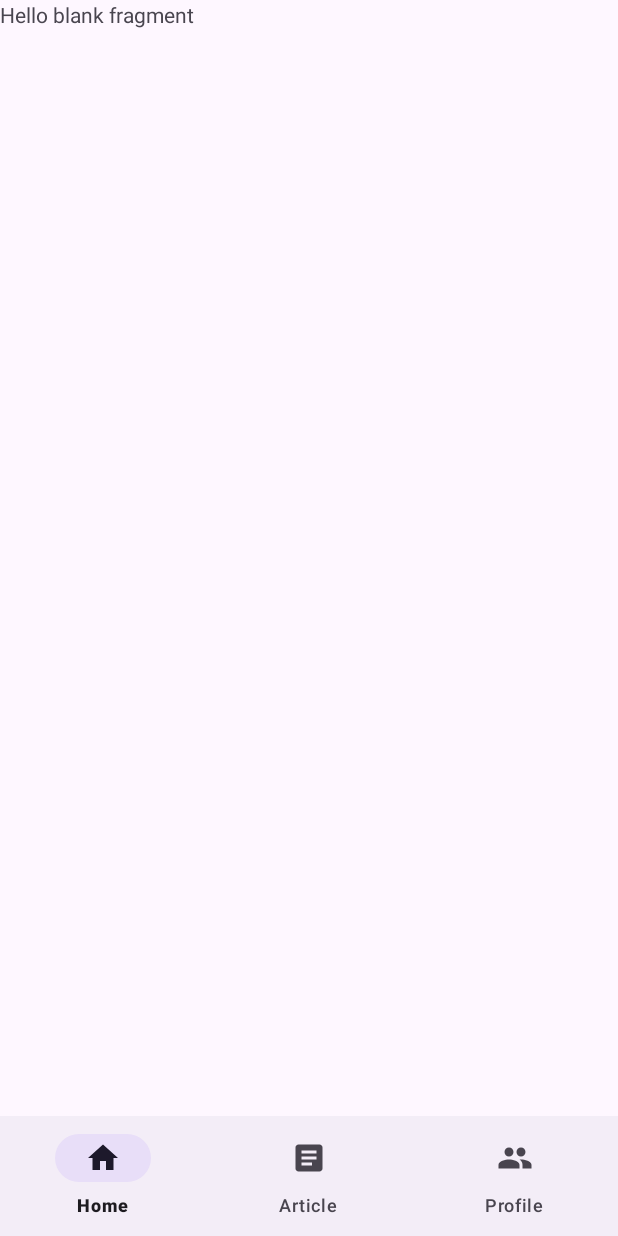
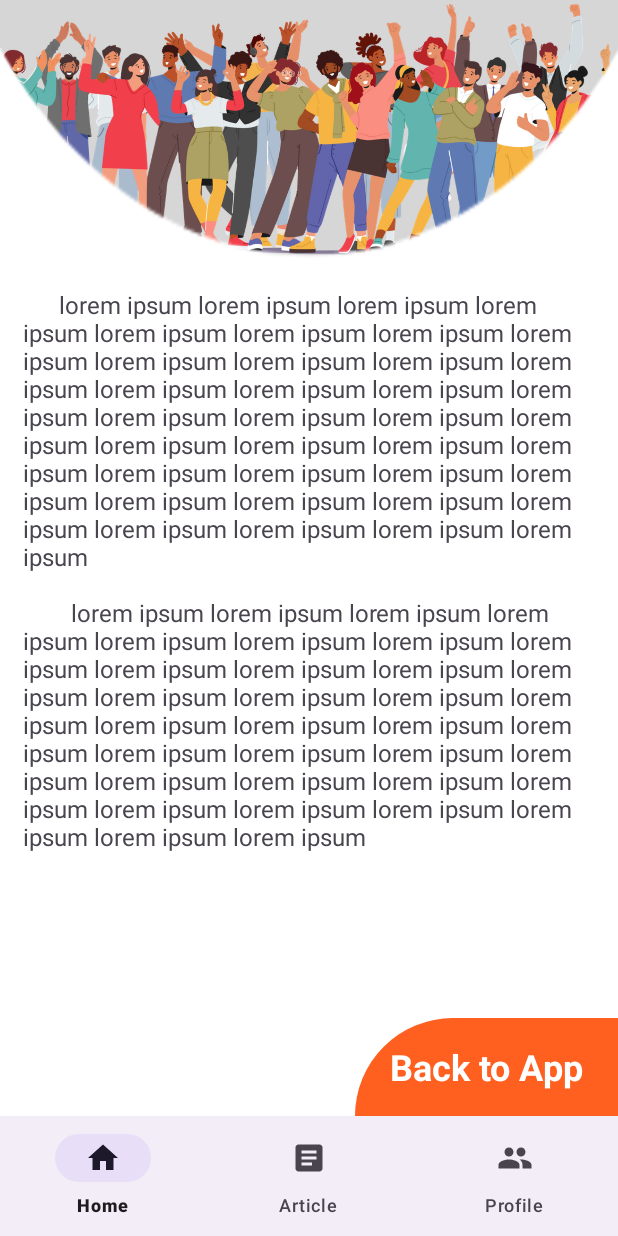
Before and after one commit to henrysalim/map-midterm-exam, an Android app: the AboutFragment screen opened through its navigation route, on a phone screen of 412 x 824 dp. Run offline under Robolectric (Android 15) with nearby library versions, the light colour scheme and no system bars; our stand-ins replace navigation-ui.

Commit message:
about us page 50% lah

```diff
--- a/app/src/main/java/com/example/midtermexam/AboutFragment.kt
+++ b/app/src/main/java/com/example/midtermexam/AboutFragment.kt
@@ -3,8 +3,10 @@ package com.example.midtermexam
 import android.os.Bundle
 import androidx.fragment.app.Fragment
 import android.view.LayoutInflater
+import android.view.MotionEvent
 import android.view.View
 import android.view.ViewGroup
+import androidx.navigation.fragment.findNavController
 
 // TODO: Rename parameter arguments, choose names that match
 // the fragment initialization parameters, e.g. ARG_ITEM_NUMBER
@@ -37,23 +39,26 @@ class AboutFragment : Fragment() {
         return inflater.inflate(R.layout.fragment_about, container, false)
     }
 
-    companion object {
-        /**
-         * Use this factory method to create a new instance of
-         * this fragment using the provided parameters.
-         *
-         * @param param1 Parameter 1.
-         * @param param2 Parameter 2.
-         * @return A new instance of fragment AboutFragment.
-         */
-        // TODO: Rename and change types and number of parameters
-        @JvmStatic
-        fun newInstance(param1: String, param2: String) =
-            AboutFragment().apply {
-                arguments = Bundle().apply {
-                    putString(ARG_PARAM1, param1)
-                    putString(ARG_PARAM2, param2)
-                }
+    override fun onViewCreated(view: View, savedInstanceState: Bundle?) {
+        super.onViewCreated(view, savedInstanceState)
+
+        val btnBack = view.findViewById<View>(R.id.abt_back)
+
+        addClickEffect(btnBack) {
+            findNavController().navigate(R.id.action_AboutFragment_to_ProfileFragment)
+        }
+
+    }
+
+    // efek klik biar tombol ada animasi kecil
+    private fun addClickEffect(view: View, onClick: () -> Unit) {
+        view.setOnTouchListener { v, event ->
+            when (event.action) {
+                MotionEvent.ACTION_DOWN -> v.animate().scaleX(0.97f).scaleY(0.97f).setDuration(100).start()
+                MotionEvent.ACTION_UP, MotionEvent.ACTION_CANCEL -> v.animate().scaleX(1f).scaleY(1f).setDuration(100).start()
             }
+            false
+        }
+        view.setOnClickListener { onClick() }
     }
 }
--- /dev/null
+++ b/app/src/main/res/drawable/orange_bg_corner.xml
@@ -0,0 +1,9 @@
+<?xml version="1.0" encoding="utf-8"?>
+<selector xmlns:android="http://schemas.android.com/apk/res/android">
+<item>
+    <shape android:shape="rectangle">
+        <solid android:color="#ff5f1f"></solid>
+        <corners android:topLeftRadius="100dp"></corners>
+    </shape>
+</item>
+</selector>
--- a/app/src/main/res/layout/fragment_about.xml
+++ b/app/src/main/res/layout/fragment_about.xml
@@ -1,14 +1,73 @@
 <?xml version="1.0" encoding="utf-8"?>
-<FrameLayout xmlns:android="http://schemas.android.com/apk/res/android"
+<androidx.constraintlayout.widget.ConstraintLayout xmlns:android="http://schemas.android.com/apk/res/android"
+    xmlns:app="http://schemas.android.com/apk/res-auto"
     xmlns:tools="http://schemas.android.com/tools"
     android:layout_width="match_parent"
     android:layout_height="match_parent"
+    android:background="#d7d6d7"
     tools:context=".AboutFragment">
 
-    <!-- TODO: Update blank fragment layout -->
+    <ImageView
+        android:id="@+id/imageView3"
+        android:layout_width="wrap_content"
+        android:layout_height="wrap_content"
+        android:layout_marginBottom="-280dp"
+        android:src="@drawable/happy_people"
+        app:layout_constraintBottom_toTopOf="@+id/imageView2"
+        app:layout_constraintEnd_toEndOf="parent"
+        app:layout_constraintStart_toStartOf="parent" />
+
+    <ImageView
+        android:id="@+id/imageView2"
+        android:layout_width="wrap_content"
+        android:layout_height="wrap_content"
+        android:src="@drawable/bottom_white"
+        app:layout_constraintBottom_toBottomOf="parent"
+        app:layout_constraintEnd_toEndOf="parent"
+        app:layout_constraintStart_toStartOf="parent" />
+
     <TextView
-        android:layout_width="match_parent"
-        android:layout_height="match_parent"
-        android:text="@string/hello_blank_fragment" />
+        android:id="@+id/aboutHeader"
+        android:layout_width="wrap_content"
+        android:layout_height="wrap_content"
+        android:layout_marginBottom="-50dp"
+        android:text="About Us"
+        android:textSize="34sp"
+        android:textStyle="bold"
+        app:layout_constraintBottom_toTopOf="@+id/imageView3"
+        app:layout_constraintEnd_toEndOf="parent"
+        app:layout_constraintStart_toStartOf="parent" />
 
-</FrameLayout>
+    <TextView
+        android:id="@+id/aboutDescription"
+        android:layout_width="381dp"
+        android:layout_height="450dp"
+        android:layout_marginStart="24dp"
+        android:layout_marginTop="-120dp"
+        android:layout_marginEnd="24dp"
+        android:text="      lorem ipsum lorem ipsum lorem ipsum lorem ipsum lorem ipsum lorem ipsum
+lorem ipsum lorem ipsum lorem ipsum lorem ipsum lorem ipsum lorem ipsum lorem ipsum lorem ipsum lorem ipsum lorem ipsum lorem ipsum lorem ipsum
+lorem ipsum lorem ipsum lorem ipsum lorem ipsum lorem ipsum lorem ipsum lorem ipsum lorem ipsum lorem ipsum lorem ipsum lorem ipsum lorem ipsum
+lorem ipsum lorem ipsum lorem ipsum lorem ipsum lorem ipsum lorem ipsum \n\n        lorem ipsum lorem ipsum lorem ipsum lorem ipsum lorem ipsum lorem ipsum
+lorem ipsum lorem ipsum lorem ipsum lorem ipsum lorem ipsum lorem ipsum lorem ipsum lorem ipsum lorem ipsum lorem ipsum lorem ipsum lorem ipsum lorem ipsum lorem ipsum
+lorem ipsum lorem ipsum lorem ipsum lorem ipsum lorem ipsum lorem ipsum lorem ipsum lorem ipsum lorem ipsum lorem ipsum lorem ipsum lorem ipsum lorem ipsum lorem ipsum"
+
+        android:textSize="16sp"
+        app:layout_constraintEnd_toEndOf="parent"
+        app:layout_constraintStart_toStartOf="parent"
+        app:layout_constraintTop_toBottomOf="@+id/imageView3" />
+
+    <TextView
+        android:id="@+id/abt_back"
+        android:layout_width="175dp"
+        android:layout_height="65dp"
+        android:background="@drawable/orange_bg_corner"
+        android:gravity="center"
+        android:text="Back to App"
+        android:textColor="@color/white"
+        android:textSize="24sp"
+        android:textStyle="bold"
+        app:layout_constraintBottom_toBottomOf="@+id/imageView2"
+        app:layout_constraintEnd_toEndOf="parent" />
+
+</androidx.constraintlayout.widget.ConstraintLayout>
--- a/app/src/main/res/navigation/nav_graph.xml
+++ b/app/src/main/res/navigation/nav_graph.xml
@@ -53,6 +53,10 @@
         android:label="About App"
         tools:layout="@layout/fragment_about" />
 
+    <action
+        android:id="@+id/action_AboutFragment_to_ProfileFragment"
+        app:destination="@id/profileFragment"/>
+
     <fragment
         android:id="@+id/TncFragment"
         android:name="com.example.midtermexam.TncFragment"
```
Also changed, not shown: app/src/main/res/drawable/bottom_white.png (added), app/src/main/res/drawable/happy_people.webp (added), 2 other files.
